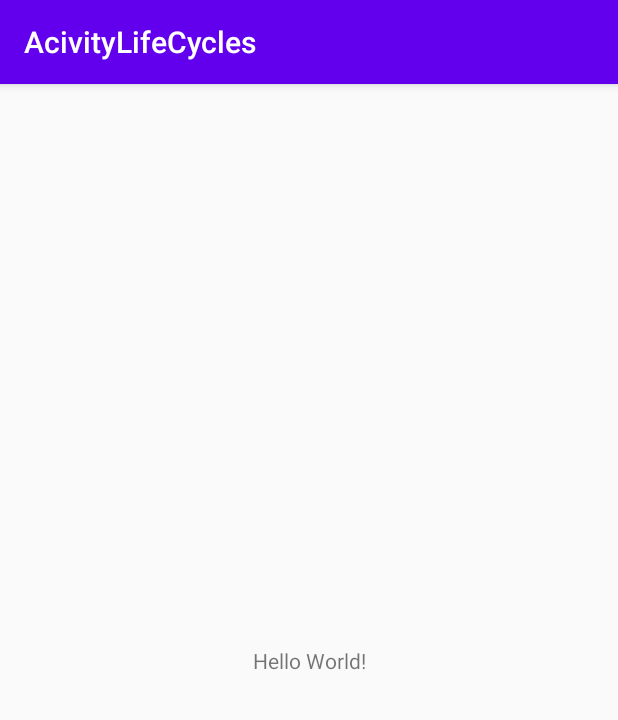
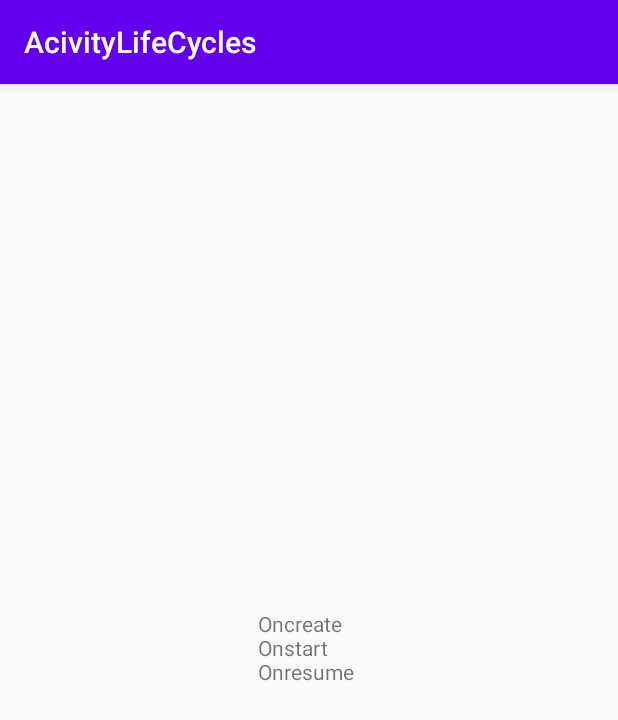
Before and after one commit to AP-Skill-Development-Corporation/AAD-STP-BATCH-3, an Android app: the screen it shows after launch (MainActivity), on a phone screen of 412 x 824 dp. Shown: the top 720 px of the screen. Run offline under Robolectric (Android 15) with nearby library versions, the phone set to English and light mode, and no system bars.

Commit message:
acivity lifecycle doc added

```diff
--- a/AcivityLifeCycles/app/src/main/java/com/muneiah/acivitylifecycles/MainActivity.java
+++ b/AcivityLifeCycles/app/src/main/java/com/muneiah/acivitylifecycles/MainActivity.java
@@ -3,12 +3,70 @@ package com.muneiah.acivitylifecycles;
 import androidx.appcompat.app.AppCompatActivity;
 
 import android.os.Bundle;
+import android.util.Log;
+import android.widget.TextView;
+import android.widget.Toast;
 
 public class MainActivity extends AppCompatActivity {
-
+TextView f;
     @Override
     protected void onCreate(Bundle savedInstanceState) {
         super.onCreate(savedInstanceState);
         setContentView(R.layout.activity_main);
+
+
+        f=findViewById(R.id.t1);
+        f.append("Oncreate \n");
+        Log.i("onCreate","App is create");
+        Toast.makeText(this, "created", Toast.LENGTH_SHORT).show();
+    }
+
+    @Override
+    protected void onStart() {
+        super.onStart();
+        f.append("Onstart \n");
+        Log.i("MainAcivity","App is started");
+        Toast.makeText(this, "started", Toast.LENGTH_SHORT).show();
+
+    }
+
+    @Override
+    protected void onResume() {
+        super.onResume();
+        f.append("Onresume \n");
+        Log.i("MainAcivity","App is resumed");
+        Toast.makeText(this, "resume", Toast.LENGTH_SHORT).show();
+    }
+
+    @Override
+    protected void onPause() {
+        super.onPause();
+        f.append("Onpause \n");
+        Toast.makeText(this, "on paued", Toast.LENGTH_SHORT).show();
+        Log.i("MainAcivity","App is paused");
+    }
+
+    @Override
+    protected void onStop() {
+        super.onStop();
+        f.append("Onstop \n");
+        Toast.makeText(this, "onstop", Toast.LENGTH_SHORT).show();
+        Log.i("MainAcivity","App is stopped");
+    }
+
+    @Override
+    protected void onRestart() {
+        super.onRestart();
+        f.append("OnreStrart \n");
+        Toast.makeText(this, "restart", Toast.LENGTH_SHORT).show();
+        Log.i("MainAcivity","App is restrted");
+    }
+
+    @Override
+    protected void onDestroy() {
+        super.onDestroy();
+        f.append("OnDestroy \n");
+        Toast.makeText(this, "App Closed", Toast.LENGTH_SHORT).show();
+        Log.i("MainAcivity","App is destroy");
     }
 }
--- a/AcivityLifeCycles/app/src/main/res/layout/activity_main.xml
+++ b/AcivityLifeCycles/app/src/main/res/layout/activity_main.xml
@@ -1,18 +1,20 @@
 <?xml version="1.0" encoding="utf-8"?>
-<androidx.constraintlayout.widget.ConstraintLayout xmlns:android="http://schemas.android.com/apk/res/android"
+<LinearLayout
+    android:orientation="vertical"
+    xmlns:android="http://schemas.android.com/apk/res/android"
     xmlns:app="http://schemas.android.com/apk/res-auto"
     xmlns:tools="http://schemas.android.com/tools"
-    android:layout_width="match_parent"
-    android:layout_height="match_parent"
+    android:layout_width="wrap_content"
+    android:layout_height="wrap_content"
+    android:layout_gravity="center"
     tools:context=".MainActivity">
 
     <TextView
-        android:layout_width="wrap_content"
+        android:layout_margin="10dp"
+        android:id="@+id/t1"
+        android:layout_width="match_parent"
         android:layout_height="wrap_content"
-        android:text="Hello World!"
-        app:layout_constraintBottom_toBottomOf="parent"
-        app:layout_constraintLeft_toLeftOf="parent"
-        app:layout_constraintRight_toRightOf="parent"
-        app:layout_constraintTop_toTopOf="parent" />
+        tools:text="TextView" />
 
-</androidx.constraintlayout.widget.ConstraintLayout>
+
+</LinearLayout>
```
Also changed, not shown: 2 other files.
